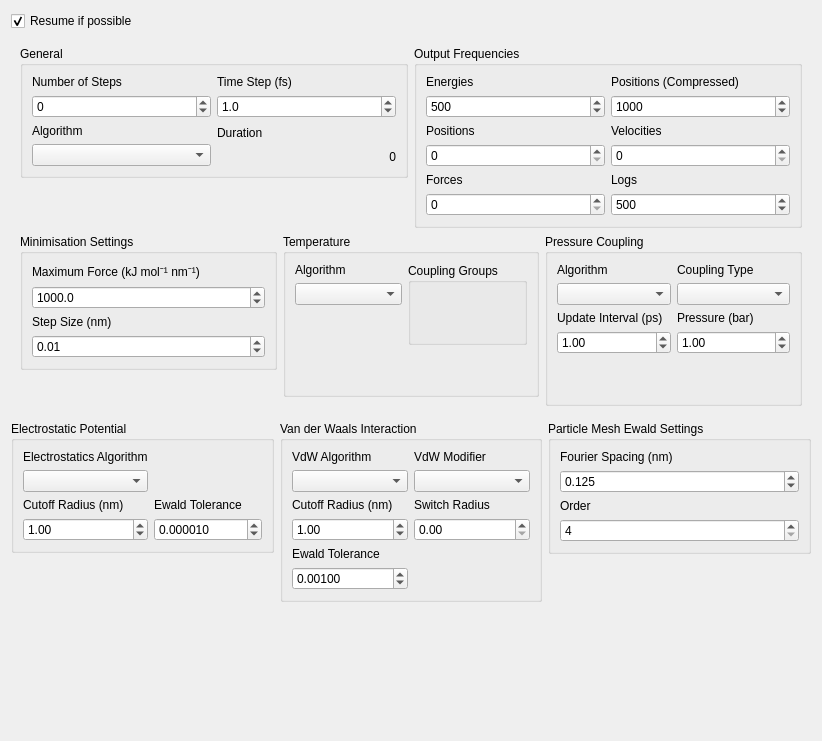
First picture: the form in ui/simulationsetupform.ui, repository breuerss/gromacs-ui, before the edit.
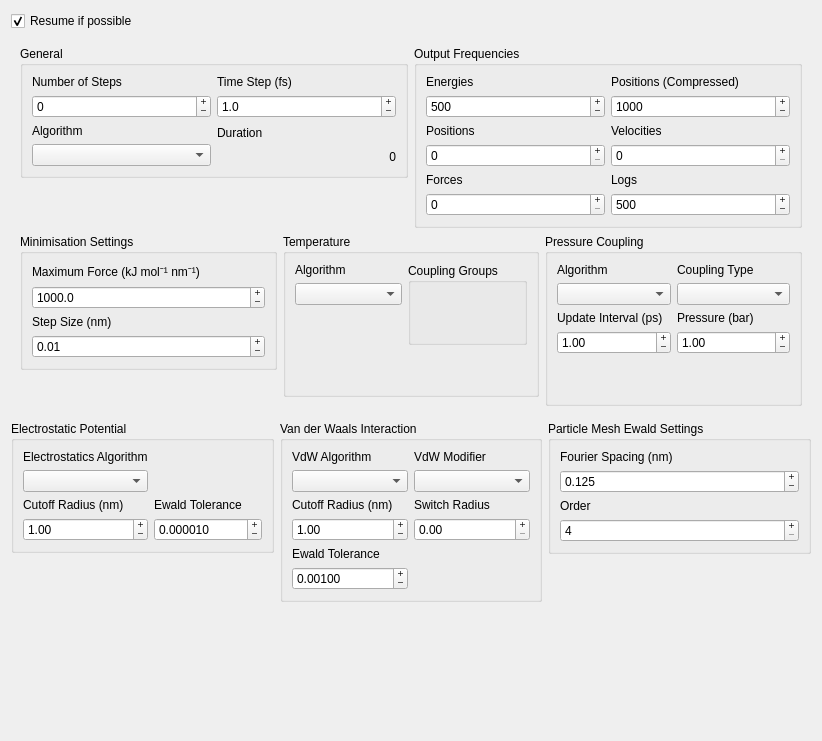
Second picture: the form after the edit. Icons and pictures are not drawn.

Commit message: feature: use plus minus buttons in spin boxes

```diff
--- a/ui/simulationsetupform.ui
+++ b/ui/simulationsetupform.ui
@@ -47,6 +47,9 @@
            </item>
            <item>
             <widget class="QDoubleSpinBox" name="numberOfSteps">
+             <property name="buttonSymbols">
+              <enum>QAbstractSpinBox::PlusMinus</enum>
+             </property>
              <property name="decimals">
               <number>0</number>
              </property>
@@ -74,6 +77,9 @@
            </item>
            <item>
             <widget class="QDoubleSpinBox" name="timeStep">
+             <property name="buttonSymbols">
+              <enum>QAbstractSpinBox::PlusMinus</enum>
+             </property>
              <property name="decimals">
               <number>1</number>
              </property>
@@ -148,6 +154,9 @@
            </item>
            <item>
             <widget class="QSpinBox" name="energyOutputFrequency">
+             <property name="buttonSymbols">
+              <enum>QAbstractSpinBox::PlusMinus</enum>
+             </property>
              <property name="maximum">
               <number>99999</number>
              </property>
@@ -172,6 +181,9 @@
            </item>
            <item>
             <widget class="QSpinBox" name="compressedPositionOutputFrequency">
+             <property name="buttonSymbols">
+              <enum>QAbstractSpinBox::PlusMinus</enum>
+             </property>
              <property name="maximum">
               <number>999999999</number>
              </property>
@@ -196,6 +208,9 @@
            </item>
            <item>
             <widget class="QSpinBox" name="positionOutputFrequency">
+             <property name="buttonSymbols">
+              <enum>QAbstractSpinBox::PlusMinus</enum>
+             </property>
              <property name="maximum">
               <number>99999999</number>
              </property>
@@ -219,7 +234,11 @@
             </widget>
            </item>
            <item>
-            <widget class="QSpinBox" name="velocityOutputFrequency"/>
+            <widget class="QSpinBox" name="velocityOutputFrequency">
+             <property name="buttonSymbols">
+              <enum>QAbstractSpinBox::PlusMinus</enum>
+             </property>
+            </widget>
            </item>
           </layout>
          </item>
@@ -236,7 +255,11 @@
             </widget>
            </item>
            <item>
-            <widget class="QSpinBox" name="forceOutputFrequency"/>
+            <widget class="QSpinBox" name="forceOutputFrequency">
+             <property name="buttonSymbols">
+              <enum>QAbstractSpinBox::PlusMinus</enum>
+             </property>
+            </widget>
            </item>
           </layout>
          </item>
@@ -254,6 +277,9 @@
            </item>
            <item>
             <widget class="QSpinBox" name="logOutputFrequency">
+             <property name="buttonSymbols">
+              <enum>QAbstractSpinBox::PlusMinus</enum>
+             </property>
              <property name="maximum">
               <number>999999999</number>
              </property>
@@ -289,6 +315,9 @@
              </item>
              <item>
               <widget class="QDoubleSpinBox" name="minimisationMaximumForce">
+             <property name="buttonSymbols">
+              <enum>QAbstractSpinBox::PlusMinus</enum>
+             </property>
                <property name="decimals">
                 <number>1</number>
                </property>
@@ -316,6 +345,9 @@
              </item>
              <item>
               <widget class="QDoubleSpinBox" name="minimisationStepSize">
+             <property name="buttonSymbols">
+              <enum>QAbstractSpinBox::PlusMinus</enum>
+             </property>
                <property name="value">
                 <double>0.010000000000000</double>
                </property>
@@ -470,6 +502,9 @@
              </item>
              <item>
               <widget class="QDoubleSpinBox" name="pressureUpdateInterval">
+             <property name="buttonSymbols">
+              <enum>QAbstractSpinBox::PlusMinus</enum>
+             </property>
                <property name="maximum">
                 <double>9999999.000000000000000</double>
                </property>
@@ -511,6 +546,9 @@
              </item>
              <item>
               <widget class="QDoubleSpinBox" name="pressure">
+             <property name="buttonSymbols">
+              <enum>QAbstractSpinBox::PlusMinus</enum>
+             </property>
                <property name="value">
                 <double>1.000000000000000</double>
                </property>
@@ -578,6 +616,9 @@
           </item>
           <item>
            <widget class="QDoubleSpinBox" name="electrostaticCutoffRadius">
+             <property name="buttonSymbols">
+              <enum>QAbstractSpinBox::PlusMinus</enum>
+             </property>
             <property name="maximum">
              <double>99999999.000000000000000</double>
             </property>
@@ -599,6 +640,9 @@
           </item>
           <item>
            <widget class="QDoubleSpinBox" name="electrostaticEwaldRtol">
+             <property name="buttonSymbols">
+              <enum>QAbstractSpinBox::PlusMinus</enum>
+             </property>
             <property name="decimals">
              <number>6</number>
             </property>
@@ -666,6 +710,9 @@
           </item>
           <item>
            <widget class="QDoubleSpinBox" name="vdwCutoffRadius">
+             <property name="buttonSymbols">
+              <enum>QAbstractSpinBox::PlusMinus</enum>
+             </property>
             <property name="maximum">
              <double>99999999.000000000000000</double>
             </property>
@@ -689,7 +736,11 @@
            </widget>
           </item>
           <item>
-           <widget class="QDoubleSpinBox" name="vdwSwitchRadius"/>
+           <widget class="QDoubleSpinBox" name="vdwSwitchRadius">
+             <property name="buttonSymbols">
+              <enum>QAbstractSpinBox::PlusMinus</enum>
+             </property>
+            </widget>
           </item>
          </layout>
         </item>
@@ -704,6 +755,9 @@
           </item>
           <item>
            <widget class="QDoubleSpinBox" name="vdwEwaldRtol">
+             <property name="buttonSymbols">
+              <enum>QAbstractSpinBox::PlusMinus</enum>
+             </property>
             <property name="decimals">
              <number>5</number>
             </property>
@@ -737,6 +791,9 @@
           </item>
           <item>
            <widget class="QDoubleSpinBox" name="fourierSpacing">
+             <property name="buttonSymbols">
+              <enum>QAbstractSpinBox::PlusMinus</enum>
+             </property>
             <property name="decimals">
              <number>3</number>
             </property>
@@ -758,6 +815,9 @@
           </item>
           <item>
            <widget class="QSpinBox" name="pmeOrder">
+             <property name="buttonSymbols">
+              <enum>QAbstractSpinBox::PlusMinus</enum>
+             </property>
             <property name="minimum">
              <number>4</number>
             </property>
```
Left out of the diff: 3 changed lines with no effect on the pictures. The commit also changes 3 other files.
